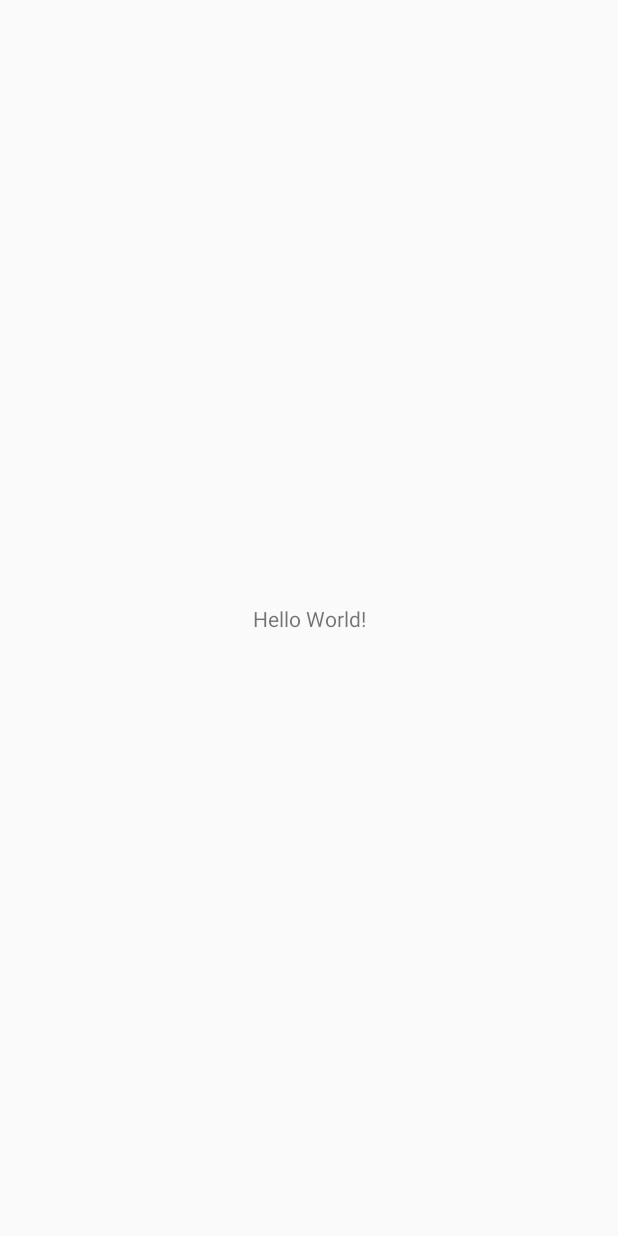
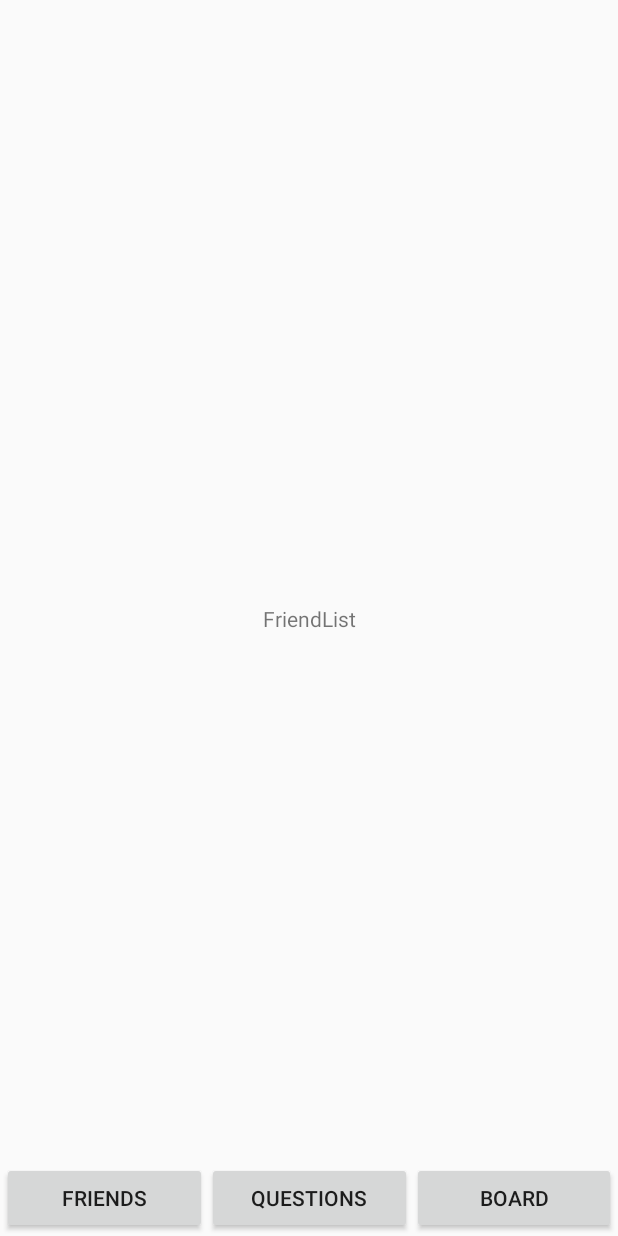
Before and after one commit to choyj0920/KotlinProject, an Android app: the screen it shows after launch (MainActivity), on a phone screen of 412 x 824 dp. Before the commit the screen is almost empty. Run offline under Robolectric (Android 15) with nearby library versions, the phone set to English and light mode, and no system bars.

Commit message:
ENH: fragment(friend, questions, board) 추가 recommit

```diff
--- a/app/src/main/java/with/dee2/kotilnproject/MainActivity.kt
+++ b/app/src/main/java/with/dee2/kotilnproject/MainActivity.kt
@@ -2,10 +2,39 @@ package with.dee2.kotilnproject
 
 import androidx.appcompat.app.AppCompatActivity
 import android.os.Bundle
+import kotlinx.android.synthetic.main.activity_main.*
 
 class MainActivity : AppCompatActivity() {
     override fun onCreate(savedInstanceState: Bundle?) {
         super.onCreate(savedInstanceState)
         setContentView(R.layout.activity_main)
+
+        setFlag(0)
+        btn_friend.setOnClickListener{
+            setFlag(0)
+        }
+        btn_questions.setOnClickListener{
+            setFlag(1)
+        }
+        btn_board.setOnClickListener{
+            setFlag(2)
+        }
+    }
+
+    private fun setFlag(fragNum : Int) {
+        val ft =supportFragmentManager.beginTransaction()
+        when(fragNum)
+        {
+            0 -> {
+                ft.replace(R.id.main_frame, FriendListActivity()).commit()
+            }
+            1 -> {
+                ft.replace(R.id.main_frame, QuestionListActivity()).commit()
+            }
+            2 -> {
+                ft.replace(R.id.main_frame, BoardActivity()).commit()
+            }
+        }
+
     }
 }
--- a/app/src/main/res/layout/activity_main.xml
+++ b/app/src/main/res/layout/activity_main.xml
@@ -1,18 +1,51 @@
 <?xml version="1.0" encoding="utf-8"?>
-<androidx.constraintlayout.widget.ConstraintLayout xmlns:android="http://schemas.android.com/apk/res/android"
+<RelativeLayout  xmlns:android="http://schemas.android.com/apk/res/android"
     xmlns:app="http://schemas.android.com/apk/res-auto"
     xmlns:tools="http://schemas.android.com/tools"
     android:layout_width="match_parent"
     android:layout_height="match_parent"
+    android:orientation="vertical"
     tools:context=".MainActivity">
 
-    <TextView
-        android:layout_width="wrap_content"
+    <LinearLayout
+        android:layout_width="match_parent"
         android:layout_height="wrap_content"
-        android:text="Hello World!"
-        app:layout_constraintBottom_toBottomOf="parent"
-        app:layout_constraintLeft_toLeftOf="parent"
-        app:layout_constraintRight_toRightOf="parent"
-        app:layout_constraintTop_toTopOf="parent" />
+        android:layout_margin="1dp"
+        android:layout_alignParentBottom="true"
+        android:orientation="horizontal">
 
-</androidx.constraintlayout.widget.ConstraintLayout>
+
+
+        <Button
+            android:id="@+id/btn_friend"
+            android:layout_width="match_parent"
+            android:layout_height="wrap_content"
+            android:layout_weight="1"
+            android:text="Friends"/>
+
+        <Button
+            android:id="@+id/btn_questions"
+            android:layout_width="match_parent"
+            android:layout_height="wrap_content"
+            android:layout_weight="1"
+            android:text="Questions"/>
+        <Button
+            android:id="@+id/btn_board"
+            android:layout_width="match_parent"
+            android:layout_height="wrap_content"
+            android:layout_weight="1"
+            android:text="Board"/>
+
+
+
+
+
+    </LinearLayout>
+
+    <FrameLayout
+        android:id="@+id/main_frame"
+        android:layout_width="match_parent"
+        android:layout_height="match_parent"
+        android:layout_margin="16dp" />
+
+</RelativeLayout>
```
Also changed, not shown: app/src/main/java/with/dee2/kotilnproject/QuestionListActivity.kt (added, +19 -0 lines), app/src/main/res/layout/activity_questionlist.xml (added, +18 -0 lines).
